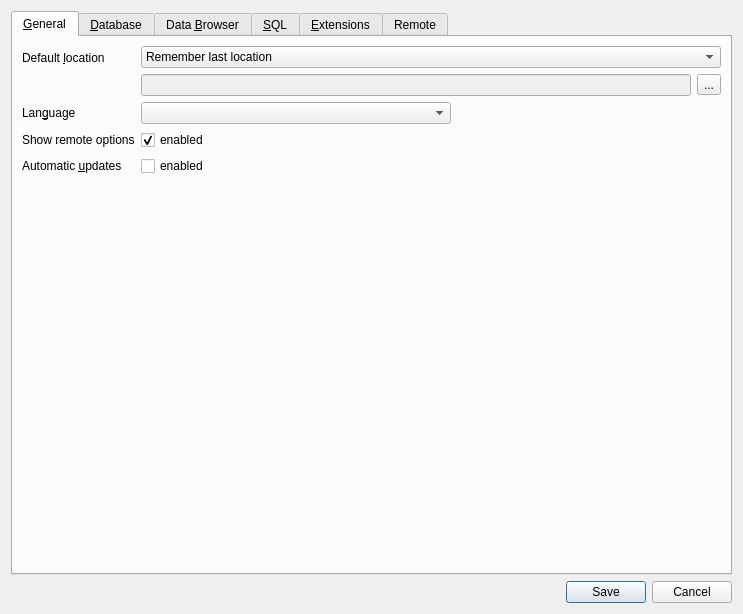
Qt form src/PreferencesDialog.ui (sqlitebrowser/sqlitebrowser) before a commit.
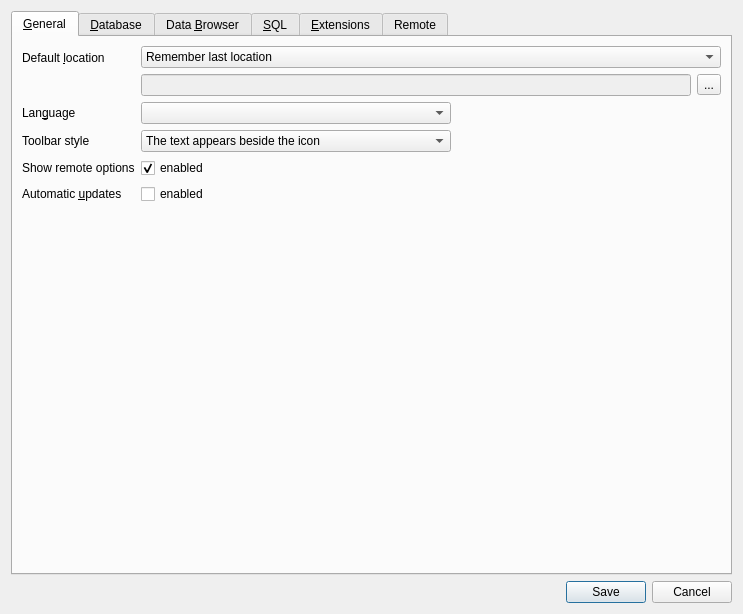
The same form after that commit. Icons and pictures are not drawn. Custom widgets are drawn as their Qt base class.

Commit message: New toolbars, new action icons and toolbar style preference

What changed in the file:
```diff
--- a/src/PreferencesDialog.ui
+++ b/src/PreferencesDialog.ui
@@ -123,13 +123,73 @@
         </widget>
        </item>
        <item row="2" column="0">
+        <widget class="QLabel" name="labelToolbarStyle">
+         <property name="text">
+          <string>Toolbar style</string>
+         </property>
+         <property name="buddy">
+          <cstring>languageComboBox</cstring>
+         </property>
+        </widget>
+       </item>
+       <item row="2" column="1">
+        <widget class="QComboBox" name="toolbarStyleComboBox">
+         <property name="sizePolicy">
+          <sizepolicy hsizetype="Maximum" vsizetype="Fixed">
+           <horstretch>0</horstretch>
+           <verstretch>0</verstretch>
+          </sizepolicy>
+         </property>
+         <property name="currentIndex">
+          <number>2</number>
+         </property>
+         <property name="sizeAdjustPolicy">
+          <enum>QComboBox::AdjustToContents</enum>
+         </property>
+         <property name="minimumContentsLength">
+          <number>35</number>
+         </property>
+         <property name="iconSize">
+          <size>
+           <width>20</width>
+           <height>15</height>
+          </size>
+         </property>
+         <item>
+          <property name="text">
+           <string>Only display the icon</string>
+          </property>
+         </item>
+         <item>
+          <property name="text">
+           <string>Only display the text</string>
+          </property>
+         </item>
+         <item>
+          <property name="text">
+           <string>The text appears beside the icon</string>
+          </property>
+         </item>
+         <item>
+          <property name="text">
+           <string>The text appears under the icon</string>
+          </property>
+         </item>
+         <item>
+          <property name="text">
+           <string>Follow the style</string>
+          </property>
+         </item>
+        </widget>
+       </item>
+       <item row="3" column="0">
         <widget class="QLabel" name="labelUseRemotes">
          <property name="text">
           <string>Show remote options</string>
          </property>
         </widget>
        </item>
-       <item row="2" column="1">
+       <item row="3" column="1">
         <widget class="QCheckBox" name="checkUseRemotes">
          <property name="text">
           <string>enabled</string>
@@ -139,7 +199,7 @@
          </property>
         </widget>
        </item>
-       <item row="3" column="0">
+       <item row="4" column="0">
         <widget class="QLabel" name="labelUpdates">
          <property name="text">
           <string>Automatic &amp;updates</string>
@@ -149,7 +209,7 @@
          </property>
         </widget>
        </item>
-       <item row="3" column="1">
+       <item row="4" column="1">
         <widget class="QCheckBox" name="checkUpdates">
          <property name="text">
           <string>enabled</string>
```
The commit also changes 7 other files.
